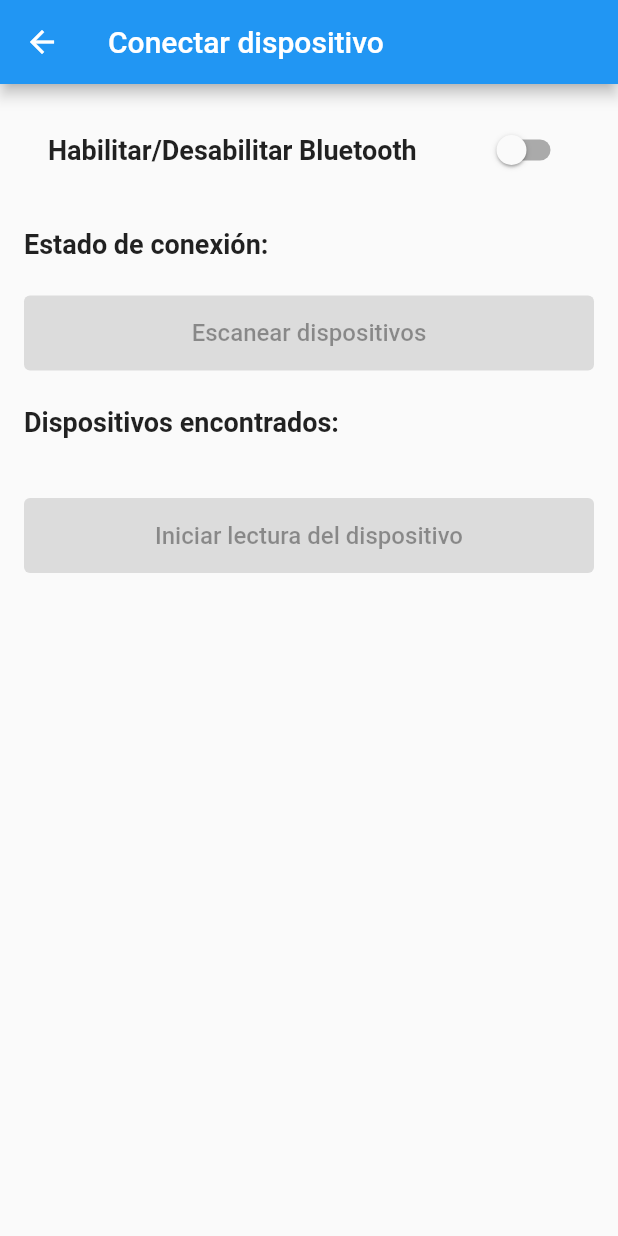
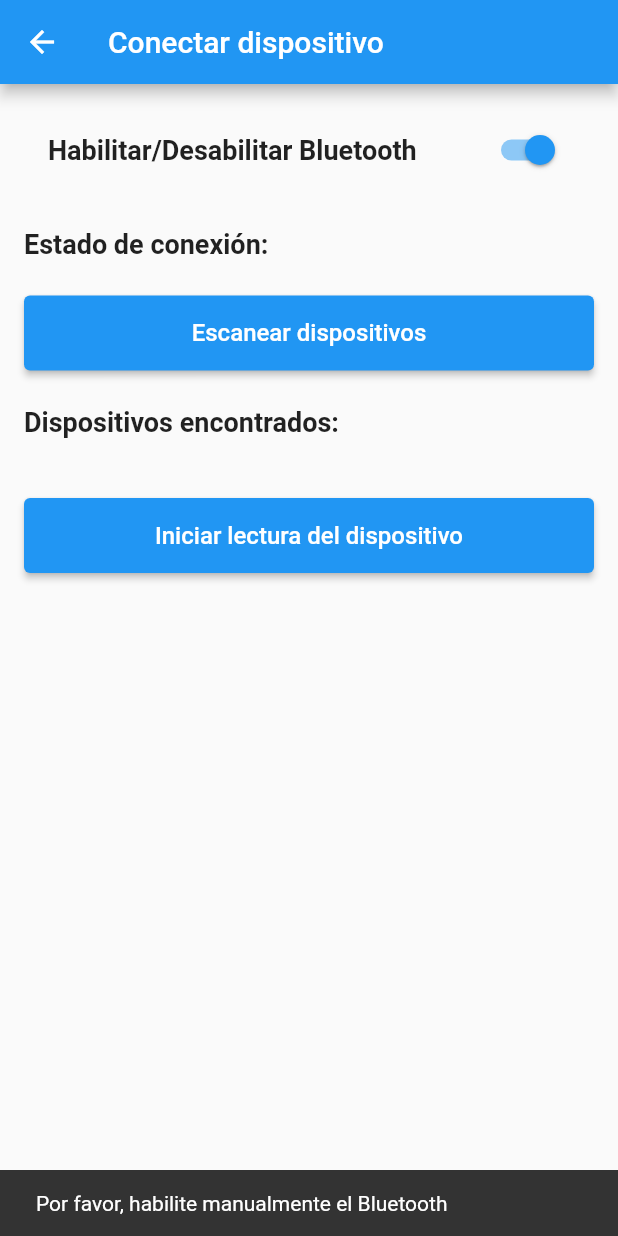
Before and after one commit to landoledesma/Flutter-Ortesis-Sensor, a Flutter app: the PantallaConexionBluetooth screen opened directly, after a tap on "Habilitar/Desabilitar Bluetooth", on a phone screen of 412 x 824 dp. Run offline on Flutter 3.47's test engine with Material 2 defaults, Android fonts, the phone set to English and light mode, and no system bars; our stand-ins replace flutter_blue.

Commit message:
modularizando el codigo de pantalla conexion bluetooth correcion

```diff
--- a/rex_app/lib/screens/connection.dart
+++ b/rex_app/lib/screens/connection.dart
@@ -15,7 +15,18 @@ class _PantallaConexionBluetoothState extends State<PantallaConexionBluetooth> {
   List<ScanResult> deviceList = [];
 
   void _toggleBluetooth(bool value) {
-    // Implementar lógica para habilitar/deshabilitar Bluetooth
+    setState(() {
+      isSwitched = value;
+    });
+    if (value) {
+      ScaffoldMessenger.of(context).showSnackBar(SnackBar(
+        content: Text('Por favor, habilite manualmente el Bluetooth'),
+      ));
+    } else {
+      ScaffoldMessenger.of(context).showSnackBar(SnackBar(
+        content: Text('Por favor, deshabilite manualmente el Bluetooth'),
+      ));
+    }
   }
 
   void _scanDevices() {
```
